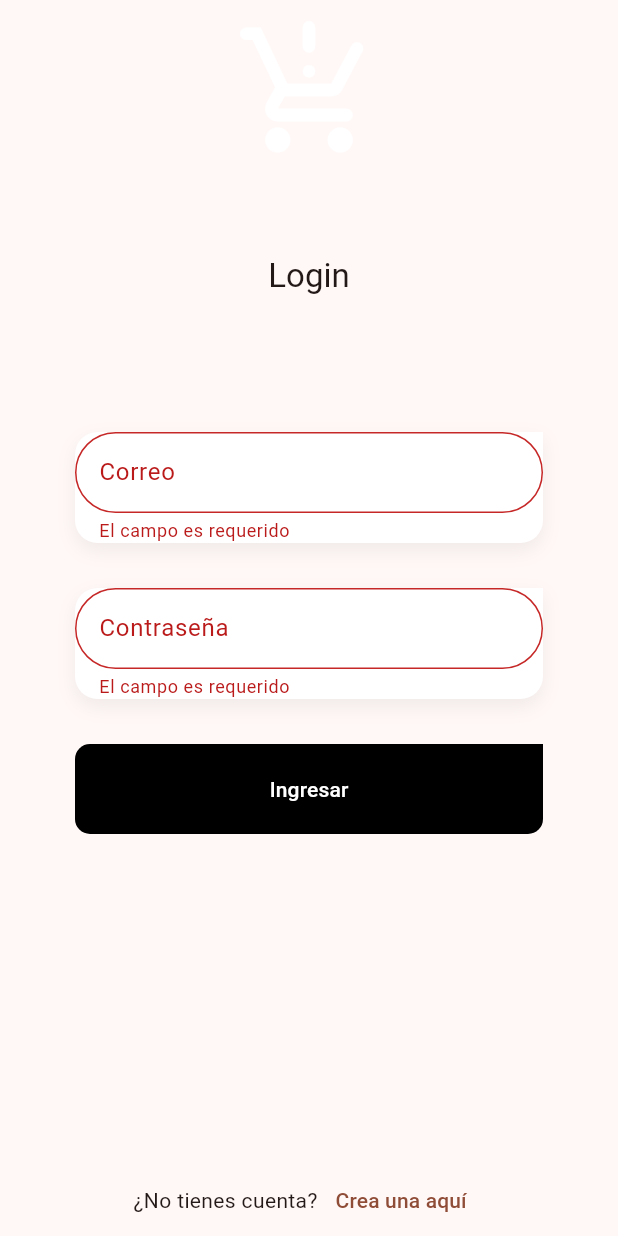
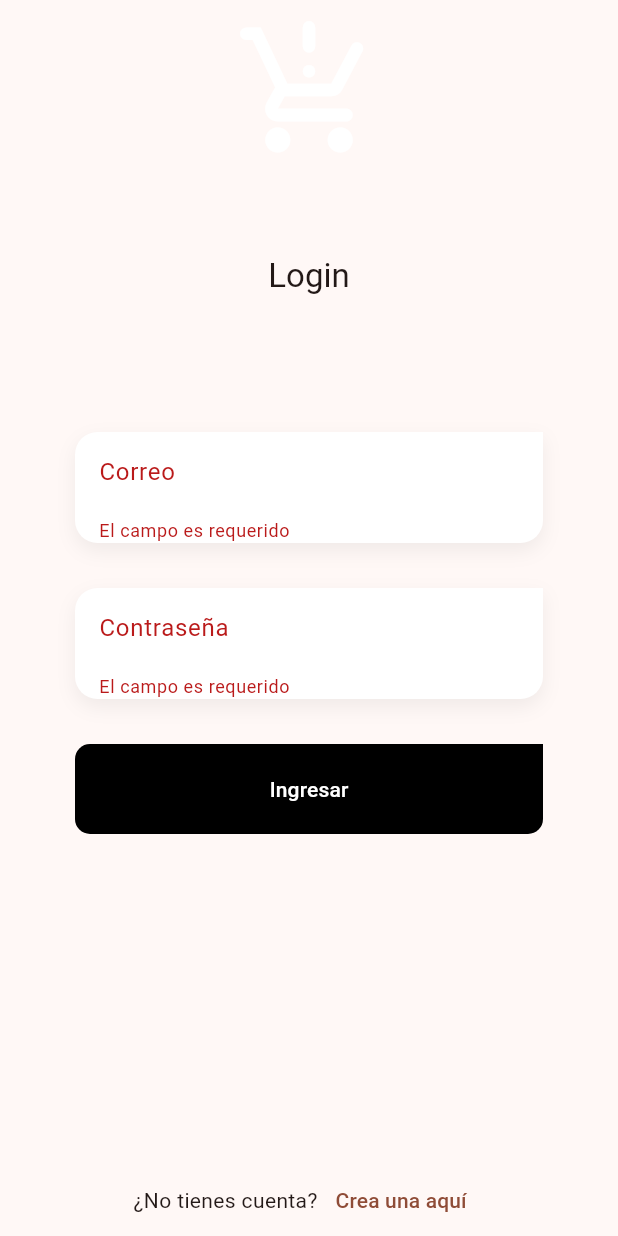
Before and after one commit to juaneangulou/cupboard-app, a Flutter app: the screen it shows after launch, after a tap on "Ingresar", on a phone screen of 412 x 824 dp. Run offline on Flutter 3.47's test engine with Material 2 defaults, Android fonts, the phone set to English and light mode, and no system bars; our stand-ins replace flutter_dotenv, flutter_riverpod, formz, go_router.

```diff
--- /dev/null
+++ b/FE/flutter/my_cupboard_app/lib/config/config.dart
@@ -0,0 +1,2 @@
+export 'app_router.dart';
+export 'constants/environment.dart';
--- /dev/null
+++ b/FE/flutter/my_cupboard_app/lib/config/constants/environment.dart
@@ -0,0 +1,8 @@
+import 'package:flutter_dotenv/flutter_dotenv.dart';
+
+class Environment{
+  static initEnvironment() async {
+    await dotenv.load(fileName: ".env");
+  }
+  static String apiUrl= dotenv.env['API_URL'] ?? 'No API URL';
+}
--- a/FE/flutter/my_cupboard_app/lib/features/auth/presentation/screens/register_screen.dart
+++ b/FE/flutter/my_cupboard_app/lib/features/auth/presentation/screens/register_screen.dart
@@ -23,7 +23,7 @@ class RegisterScreen extends StatelessWidget {
 
               Container(
                 width: double.infinity,
-                color: Color.fromARGB(255, 20, 20, 20),
+
                 decoration: BoxDecoration(
                   borderRadius: const BorderRadius.only(topLeft: Radius.circular(100)),
                 ),
--- a/FE/flutter/my_cupboard_app/lib/features/shared/widgets/custom_text_form_field.dart
+++ b/FE/flutter/my_cupboard_app/lib/features/shared/widgets/custom_text_form_field.dart
@@ -57,8 +57,8 @@ class CustomTextFormField extends StatelessWidget {
           floatingLabelStyle: const TextStyle(color: Colors.black, fontWeight: FontWeight.bold, fontSize: 18),
           enabledBorder: border,
           focusedBorder: border,
-          errorBorder: border.copyWith( borderSide: BorderSide( color: Colors.red.shade800 )),
-          focusedErrorBorder: border.copyWith( borderSide: BorderSide( color: Colors.red.shade800 )),
+          errorBorder: border.copyWith( borderSide: BorderSide( color: Colors.transparent )),
+          focusedErrorBorder: border.copyWith( borderSide: BorderSide( color: Colors.transparent )),
           isDense: true,
           label: label != null ? Text(label!) : null,
           hintText: hint,
--- a/FE/flutter/my_cupboard_app/lib/main.dart
+++ b/FE/flutter/my_cupboard_app/lib/main.dart
@@ -1,8 +1,9 @@
 import 'package:flutter/material.dart';
 import 'package:flutter_riverpod/flutter_riverpod.dart';
-import 'package:my_cupboard_app/config/app_router.dart';
+import 'package:my_cupboard_app/config/config.dart';
 
-void main() {
+void main() async {
+  await Environment.initEnvironment();
   runApp(const ProviderScope(child: MyApp()));
 }
 
@@ -12,6 +13,7 @@ class MyApp extends StatelessWidget {
   // This widget is the root of your application.
   @override
   Widget build(BuildContext context) {
+    print(Environment.apiUrl);
     return MaterialApp.router(
       title: 'Cupboard App',
       theme: ThemeData(
```
Also changed, not shown: FE/flutter/my_cupboard_app/pubspec.yaml (+3 -6 lines), FE/flutter/my_cupboard_app/pubspec.lock, 3 other files.
